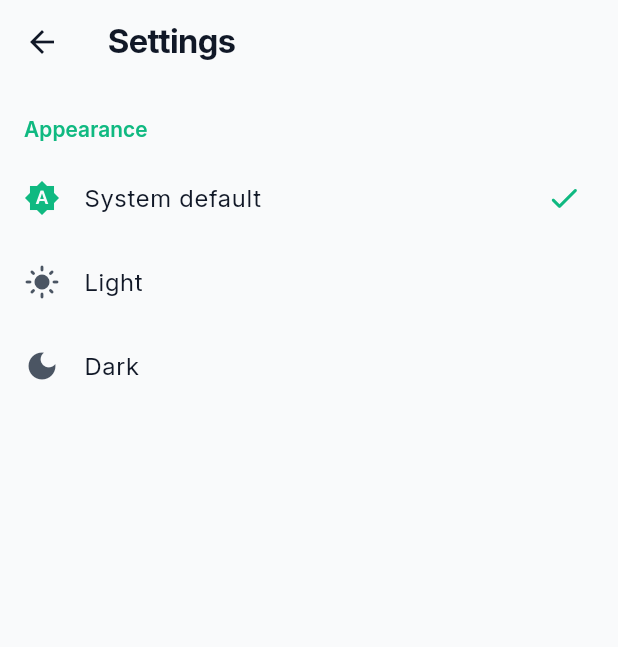
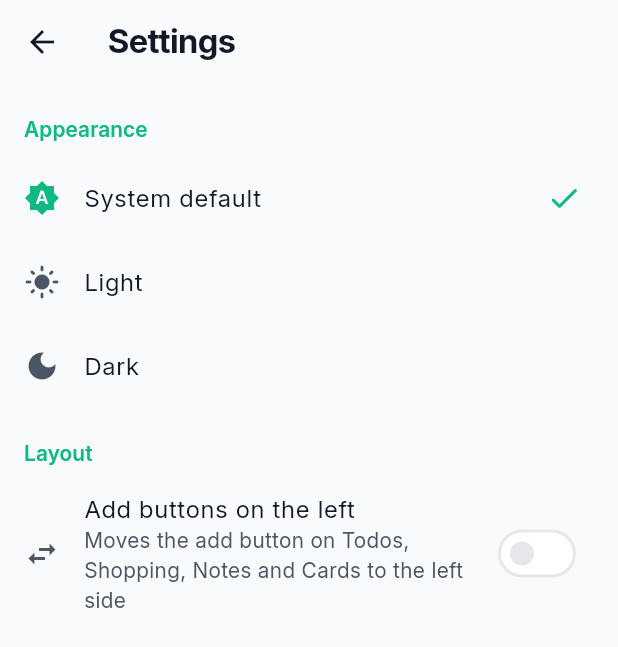
Before and after one commit to tomistaven/fieldbook, a Flutter app: the screen it shows after launch, after a tap on the "settings" icon, on a phone screen of 412 x 824 dp. Shown: the top 647 px of the screen. Run offline on Flutter 3.47's test engine with Material 3 defaults, Android fonts, the phone set to English and light mode, and no system bars; our stand-ins replace drift, equatable, flutter_bloc, flutter_local_notifications, flutter_secure_storage, get_it and 2 more; missing offline and left inert: encrypt; accounts and stored records are empty; generated files the repository leaves out were written again; statements that could not run were skipped.

Commit message:
feat(settings): option to place add buttons on the left
- settings_state.dart: add addButtonsOnLeft (default false)
- settings_cubit.dart: load and persist add_buttons_on_left; add
  setAddButtonsOnLeft()
- settings_screen.dart: add Layout section with an "Add buttons on the
  left" switch
- settings/widgets/add_button_side.dart: add AddButtonSide extension on
  BuildContext (addButtonsOnLeft via select, addButtonLocation as
  startFloat/endFloat)
- todo_screen.dart, notes_screen.dart, decks_screen.dart: set
  floatingActionButtonLocation from the setting
- deck_screen.dart: read addButtonLocation in build() and pass it to
  _buildDeck(), which runs inside a BlocBuilder where select would
  assert; set floatingActionButtonLocation from it
- quick_add_bar.dart: add buttonOnLeft; mirror button order and padding
- shopping_screen.dart: pass the setting to QuickAddBar

```diff
--- a/lib/presentation/flashcards/screens/decks_screen.dart
+++ b/lib/presentation/flashcards/screens/decks_screen.dart
@@ -2,6 +2,7 @@ import 'package:flutter/material.dart';
 import 'package:flutter_bloc/flutter_bloc.dart';
 
 import '../../../core/widgets/empty_state.dart';
+import '../../settings/widgets/add_button_side.dart';
 import '../../settings/widgets/settings_button.dart';
 import '../cubit/decks_cubit.dart';
 import '../cubit/decks_state.dart';
@@ -44,6 +45,7 @@ class _DecksScreenState extends State<DecksScreen> with DecksActions {
           );
         },
       ),
+      floatingActionButtonLocation: context.addButtonLocation,
       floatingActionButton: FloatingActionButton(
         heroTag: 'decks-fab',
         tooltip: 'New deck',
--- a/lib/presentation/notes/screens/notes_screen.dart
+++ b/lib/presentation/notes/screens/notes_screen.dart
@@ -2,6 +2,7 @@ import 'package:flutter/material.dart';
 import 'package:flutter_bloc/flutter_bloc.dart';
 
 import '../../../core/widgets/empty_state.dart';
+import '../../settings/widgets/add_button_side.dart';
 import '../../settings/widgets/settings_button.dart';
 import '../cubit/notes_cubit.dart';
 import '../cubit/notes_state.dart';
@@ -67,6 +68,7 @@ class _NotesScreenState extends State<NotesScreen> with NotesActions {
           ),
         ],
       ),
+      floatingActionButtonLocation: context.addButtonLocation,
       floatingActionButton: FloatingActionButton(
         heroTag: 'notes-fab',
         tooltip: 'New note',
--- a/lib/presentation/settings/cubit/settings_cubit.dart
+++ b/lib/presentation/settings/cubit/settings_cubit.dart
@@ -13,6 +13,7 @@ class SettingsCubit extends Cubit<SettingsState> {
   final SharedPreferences _prefs;
 
   static const _themeKey = 'theme_mode';
+  static const _addButtonsOnLeftKey = 'add_buttons_on_left';
 
   void _loadAll() {
     final mode = switch (_prefs.getString(_themeKey)) {
@@ -20,7 +21,15 @@ class SettingsCubit extends Cubit<SettingsState> {
       'dark' => ThemeMode.dark,
       _ => ThemeMode.system,
     };
-    emit(state.copyWith(themeMode: mode));
+    emit(state.copyWith(
+      themeMode: mode,
+      addButtonsOnLeft: _prefs.getBool(_addButtonsOnLeftKey) ?? false,
+    ));
+  }
+
+  void setAddButtonsOnLeft(bool value) {
+    _prefs.setBool(_addButtonsOnLeftKey, value);
+    emit(state.copyWith(addButtonsOnLeft: value));
   }
 
   void setTheme(ThemeMode mode) {
--- a/lib/presentation/settings/cubit/settings_state.dart
+++ b/lib/presentation/settings/cubit/settings_state.dart
@@ -2,16 +2,28 @@ import 'package:equatable/equatable.dart';
 import 'package:flutter/material.dart';
 
 class SettingsState extends Equatable {
-  const SettingsState({required this.themeMode});
+  const SettingsState({
+    required this.themeMode,
+    required this.addButtonsOnLeft,
+  });
 
   final ThemeMode themeMode;
 
-  static SettingsState initial() =>
-      const SettingsState(themeMode: ThemeMode.system);
+  /// Places the add button on each list screen on the left instead of the
+  /// right, for one-handed use.
+  final bool addButtonsOnLeft;
 
-  SettingsState copyWith({ThemeMode? themeMode}) =>
-      SettingsState(themeMode: themeMode ?? this.themeMode);
+  static SettingsState initial() => const SettingsState(
+    themeMode: ThemeMode.system,
+    addButtonsOnLeft: false,
+  );
+
+  SettingsState copyWith({ThemeMode? themeMode, bool? addButtonsOnLeft}) =>
+      SettingsState(
+        themeMode: themeMode ?? this.themeMode,
+        addButtonsOnLeft: addButtonsOnLeft ?? this.addButtonsOnLeft,
+      );
 
   @override
-  List<Object> get props => [themeMode];
+  List<Object> get props => [themeMode, addButtonsOnLeft];
 }
--- a/lib/presentation/settings/screens/settings_screen.dart
+++ b/lib/presentation/settings/screens/settings_screen.dart
@@ -24,6 +24,17 @@ class SettingsScreen extends StatelessWidget {
                   onTap: () =>
                       context.read<SettingsCubit>().setTheme(option.mode),
                 ),
+              const _SectionHeader('Layout'),
+              SwitchListTile(
+                secondary: const Icon(Icons.swap_horiz),
+                title: const Text('Add buttons on the left'),
+                subtitle: const Text(
+                  'Moves the add button on Todos, Shopping, Notes and Cards '
+                  'to the left side',
+                ),
+                value: state.addButtonsOnLeft,
+                onChanged: context.read<SettingsCubit>().setAddButtonsOnLeft,
+              ),
             ],
           );
         },
--- a/lib/presentation/shopping/screens/shopping_screen.dart
+++ b/lib/presentation/shopping/screens/shopping_screen.dart
@@ -3,6 +3,7 @@ import 'package:flutter_bloc/flutter_bloc.dart';
 
 import '../../../core/widgets/empty_state.dart';
 import '../../../domain/entities/shopping_item.dart';
+import '../../settings/widgets/add_button_side.dart';
 import '../../settings/widgets/settings_button.dart';
 import '../cubit/shopping_cubit.dart';
 import '../cubit/shopping_state.dart';
@@ -68,7 +69,10 @@ class _ShoppingScreenState extends State<ShoppingScreen> with ShoppingActions {
               },
             ),
           ),
-          QuickAddBar(onAdd: cubit.add),
+          QuickAddBar(
+            onAdd: cubit.add,
+            buttonOnLeft: context.addButtonsOnLeft,
+          ),
         ],
       ),
     );
--- a/lib/presentation/shopping/widgets/quick_add_bar.dart
+++ b/lib/presentation/shopping/widgets/quick_add_bar.dart
@@ -4,9 +4,16 @@ import '../../../core/constants/app_constants.dart';
 
 /// Always-visible input for fast consecutive entry.
 class QuickAddBar extends StatefulWidget {
-  const QuickAddBar({super.key, required this.onAdd});
+  const QuickAddBar({
+    super.key,
+    required this.onAdd,
+    this.buttonOnLeft = false,
+  });
 
   final ValueChanged<String> onAdd;
+
+  /// Puts the add button before the field, for one-handed use.
+  final bool buttonOnLeft;
 
   @override
   State<QuickAddBar> createState() => _QuickAddBarState();
@@ -30,13 +37,7 @@ class _QuickAddBarState extends State<QuickAddBar> {
 
   @override
   Widget build(BuildContext context) {
-    return Material(
-      color: Theme.of(context).colorScheme.surface,
-      child: Padding(
-        padding: const EdgeInsets.fromLTRB(16, 8, 8, 8),
-        child: Row(
-          children: [
-            Expanded(
+    final field = Expanded(
       child: TextField(
         controller: _controller,
         maxLength: AppConstants.maxShoppingNameLength,
@@ -46,17 +47,25 @@ class _QuickAddBarState extends State<QuickAddBar> {
           hintText: 'Add item',
           counterText: '',
         ),
-                // onEditingComplete (instead of onSubmitted) suppresses the
-                // default unfocus, so the keyboard stays open between items.
+        // onEditingComplete (instead of onSubmitted) suppresses the default
+        // unfocus, so the keyboard stays open between items.
         onEditingComplete: _add,
       ),
-            ),
-            IconButton(
+    );
+    final button = IconButton(
       tooltip: 'Add',
       icon: const Icon(Icons.add_circle),
       onPressed: _add,
-            ),
-          ],
+    );
+    return Material(
+      color: Theme.of(context).colorScheme.surface,
+      child: Padding(
+        // The icon button carries its own padding, so its side gets less.
+                padding: widget.buttonOnLeft
+            ? const EdgeInsets.fromLTRB(8, 8, 16, 8)
+            : const EdgeInsets.fromLTRB(16, 8, 8, 8),
+        child: Row(
+          children: widget.buttonOnLeft ? [button, field] : [field, button],
         ),
       ),
     );
--- a/lib/presentation/todos/screens/todo_screen.dart
+++ b/lib/presentation/todos/screens/todo_screen.dart
@@ -2,6 +2,7 @@ import 'package:flutter/material.dart';
 import 'package:flutter_bloc/flutter_bloc.dart';
 
 import '../../../core/widgets/empty_state.dart';
+import '../../settings/widgets/add_button_side.dart';
 import '../../settings/widgets/settings_button.dart';
 import '../cubit/todo_cubit.dart';
 import '../cubit/todo_state.dart';
@@ -76,6 +77,7 @@ class _TodoScreenState extends State<TodoScreen> with TodoActions {
           );
         },
       ),
+      floatingActionButtonLocation: context.addButtonLocation,
       floatingActionButton: FloatingActionButton(
         heroTag: 'todos-fab',
         tooltip: 'New todo',
```
Also changed, not shown: lib/presentation/flashcards/screens/deck_screen.dart (+7 -2 lines), lib/presentation/settings/widgets/add_button_side.dart (added, +15 -0 lines). Lines whose indentation alone changed are shown as unchanged.
